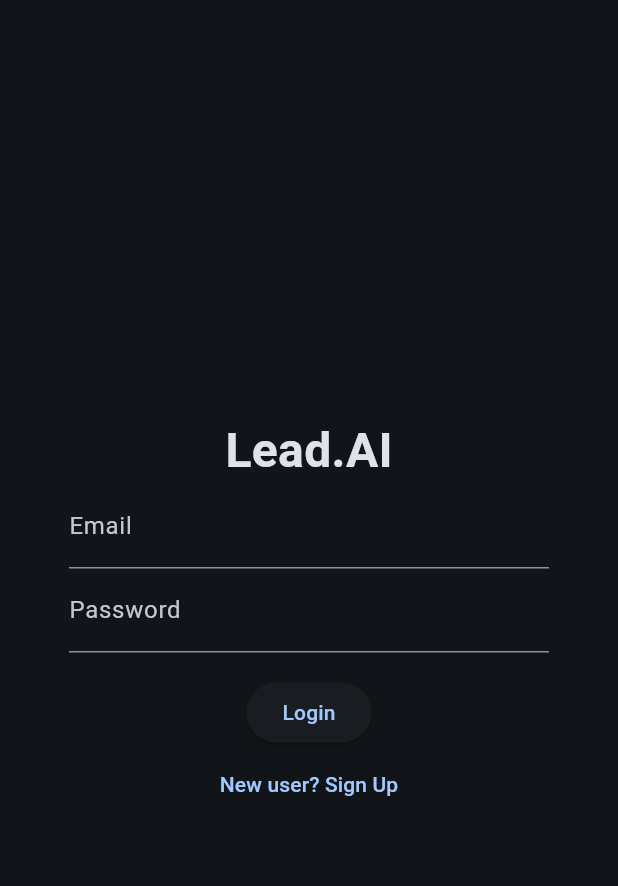
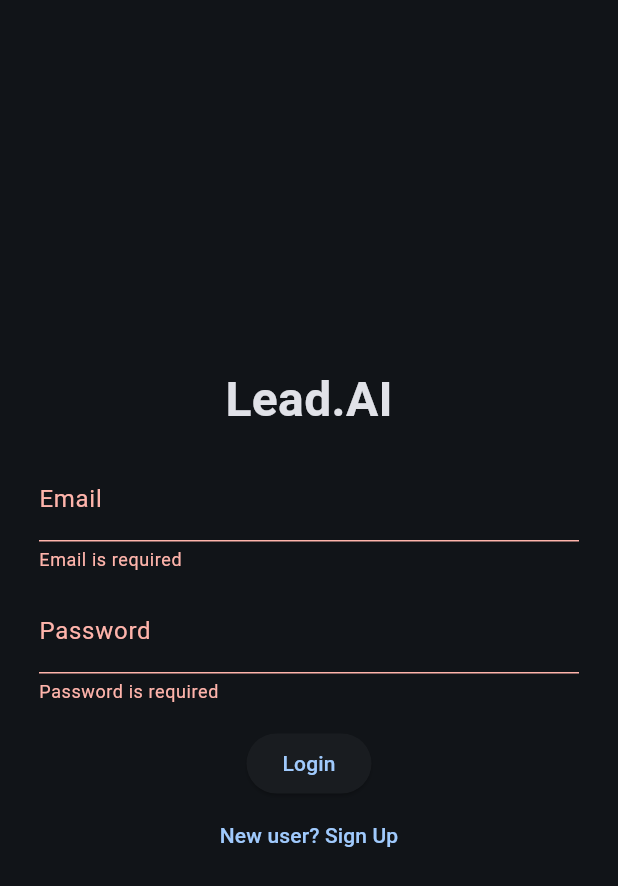
Before and after one commit to Arungharami/Lead-AI-product, a Flutter app: the screen it shows after launch, after a tap on "Login", on a phone screen of 412 x 824 dp. Shown: the top 886 px of the screen. Run offline on Flutter 3.47's test engine with Material 3 defaults, Android fonts, the phone set to English and light mode, and no system bars; our stand-ins replace firebase_auth, firebase_core; accounts and stored records are empty.

Commit message:
feat(app): finalize auth flow and ready app for production
- Add auth-aware startup routing and reactive Firebase auth state handling
- Improve login screen with validation, loading state, and error feedback
- Harden chat and leads screens with retry and save workflow improvements
- Add professional API exception handling and response validation
- Upgrade backend config to pydantic BaseSettings for .env support

```diff
--- a/frontend/lib/main.dart
+++ b/frontend/lib/main.dart
@@ -2,6 +2,7 @@ import 'package:firebase_core/firebase_core.dart';
 import 'package:flutter/material.dart';
 import 'package:provider/provider.dart';
 
+import 'screens/dashboard_screen.dart';
 import 'screens/login_screen.dart';
 import 'services/auth_service.dart';
 
@@ -18,7 +19,9 @@ class LeadAiApp extends StatelessWidget {
   Widget build(BuildContext context) {
     return ChangeNotifierProvider(
       create: (_) => AuthService(),
-      child: MaterialApp(
+      child: Consumer<AuthService>(
+        builder: (context, auth, _) {
+          return MaterialApp(
             title: 'Lead.AI',
             debugShowCheckedModeBanner: false,
             theme: ThemeData(
@@ -26,7 +29,9 @@ class LeadAiApp extends StatelessWidget {
               colorSchemeSeed: Colors.blue,
               useMaterial3: true,
             ),
-        home: const LoginScreen(),
+            home: auth.signedIn ? const DashboardScreen() : const LoginScreen(),
+          );
+        },
       ),
     );
   }
--- a/frontend/lib/screens/login_screen.dart
+++ b/frontend/lib/screens/login_screen.dart
@@ -12,30 +12,90 @@ class LoginScreen extends StatefulWidget {
 class _LoginScreenState extends State<LoginScreen> {
   final email = TextEditingController();
   final pass = TextEditingController();
+  final formKey = GlobalKey<FormState>();
   bool signup = false;
+  bool loading = false;
+  String? errorMessage;
+
+  @override
+  void dispose() {
+    email.dispose();
+    pass.dispose();
+    super.dispose();
+  }
+
+  Future<void> _authenticate(AuthService auth) async {
+    if (!formKey.currentState!.validate()) return;
+
+    setState(() {
+      loading = true;
+      errorMessage = null;
+    });
+
+    try {
+      if (signup) {
+        await auth.signup(email.text.trim(), pass.text.trim());
+      } else {
+        await auth.login(email.text.trim(), pass.text.trim());
+      }
+      if (!mounted) return;
+      Navigator.pushReplacement(context, MaterialPageRoute(builder: (_) => const DashboardScreen()));
+    } catch (error) {
+      if (!mounted) return;
+      setState(() => errorMessage = error.toString());
+    } finally {
+      if (!mounted) return;
+      setState(() => loading = false);
+    }
+  }
 
   @override
   Widget build(BuildContext context) {
     final auth = context.read<AuthService>();
+
     return Scaffold(
       body: Center(
         child: SizedBox(
-          width: 320,
-          child: Column(mainAxisSize: MainAxisSize.min, children: [
-            const Text('Lead.AI', style: TextStyle(fontSize: 32, fontWeight: FontWeight.bold)),
-            TextField(controller: email, decoration: const InputDecoration(labelText: 'Email')),
-            TextField(controller: pass, obscureText: true, decoration: const InputDecoration(labelText: 'Password')),
-            const SizedBox(height: 16),
-            ElevatedButton(
-              onPressed: () async {
-                if (signup) { await auth.signup(email.text, pass.text); } else { await auth.login(email.text, pass.text); }
-                if (!mounted) return;
-                Navigator.pushReplacement(context, MaterialPageRoute(builder: (_) => const DashboardScreen()));
-              },
-              child: Text(signup ? 'Sign Up' : 'Login'),
+          width: 360,
+          child: Form(
+            key: formKey,
+            child: Column(
+              mainAxisSize: MainAxisSize.min,
+              children: [
+                const Text('Lead.AI', style: TextStyle(fontSize: 32, fontWeight: FontWeight.bold)),
+                const SizedBox(height: 16),
+                TextFormField(
+                  controller: email,
+                  keyboardType: TextInputType.emailAddress,
+                  decoration: const InputDecoration(labelText: 'Email'),
+                  validator: (value) => value == null || value.isEmpty ? 'Email is required' : null,
+                ),
+                const SizedBox(height: 12),
+                TextFormField(
+                  controller: pass,
+                  obscureText: true,
+                  decoration: const InputDecoration(labelText: 'Password'),
+                  validator: (value) => value == null || value.isEmpty ? 'Password is required' : null,
+                ),
+                const SizedBox(height: 16),
+                if (errorMessage != null)
+                  Padding(
+                    padding: const EdgeInsets.only(bottom: 12),
+                    child: Text(errorMessage!, style: const TextStyle(color: Colors.redAccent)),
+                  ),
+                ElevatedButton(
+                  onPressed: loading ? null : () => _authenticate(auth),
+                  child: loading
+                      ? const SizedBox(width: 20, height: 20, child: CircularProgressIndicator(strokeWidth: 2, color: Colors.white))
+                      : Text(signup ? 'Sign Up' : 'Login'),
+                ),
+                TextButton(
+                  onPressed: loading ? null : () => setState(() => signup = !signup),
+                  child: Text(signup ? 'Have account? Login' : 'New user? Sign Up'),
+                ),
+              ],
             ),
-            TextButton(onPressed: () => setState(() => signup = !signup), child: Text(signup ? 'Have account? Login' : 'New user? Sign Up'))
-          ]),
+          ),
         ),
       ),
     );
--- a/frontend/lib/services/auth_service.dart
+++ b/frontend/lib/services/auth_service.dart
@@ -1,21 +1,38 @@
+import 'dart:async';
+
 import 'package:firebase_auth/firebase_auth.dart';
 import 'package:flutter/material.dart';
 
 class AuthService extends ChangeNotifier {
   final FirebaseAuth _auth = FirebaseAuth.instance;
+  late final StreamSubscription<User?> _authSubscription;
+
+  AuthService() {
+    _authSubscription = _auth.authStateChanges().listen((_) => notifyListeners());
+  }
+
   User? get user => _auth.currentUser;
+  bool get signedIn => user != null;
 
   Future<void> login(String email, String pass) async {
     await _auth.signInWithEmailAndPassword(email: email, password: pass);
-    notifyListeners();
   }
 
   Future<void> signup(String email, String pass) async {
     await _auth.createUserWithEmailAndPassword(email: email, password: pass);
-    notifyListeners();
   }
 
-  Future<String?> idToken() async {
-    return _auth.currentUser?.getIdToken();
+  Future<void> logout() async {
+    await _auth.signOut();
+  }
+
+  Future<String?> idToken({bool forceRefresh = false}) async {
+    return _auth.currentUser?.getIdToken(forceRefresh);
+  }
+
+  @override
+  void dispose() {
+    _authSubscription.cancel();
+    super.dispose();
   }
 }
```
Also changed, not shown: frontend/lib/screens/chat_screen.dart (+61 -7 lines), frontend/lib/screens/dashboard_screen.dart (+20 -1 lines), frontend/lib/screens/leads_screen.dart (+65 -12 lines), frontend/lib/services/api_service.dart (+57 -9 lines), 2 other files. Lines whose indentation alone changed are shown as unchanged.
